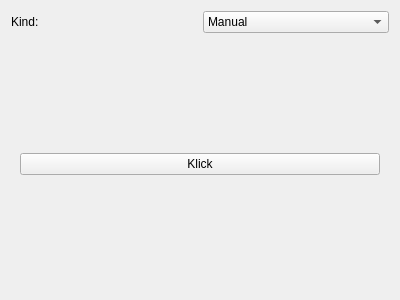
Old version of the form Capzoid/triggerwidget.ui in the repository HalloSoft/Capzoid.
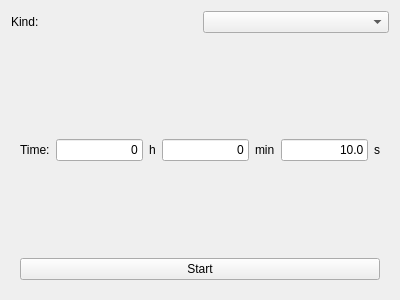
New version of the form. The open tabs and pages were chosen to show the change.

Diff of the .ui file:
```diff
--- a/Capzoid/triggerwidget.ui
+++ b/Capzoid/triggerwidget.ui
@@ -24,13 +24,7 @@
       </widget>
      </item>
      <item>
-      <widget class="QComboBox" name="comboBoxTriggerKind">
-       <item>
-        <property name="text">
-         <string>Manual</string>
-        </property>
-       </item>
-      </widget>
+      <widget class="QComboBox" name="comboBoxTriggerKind"/>
      </item>
     </layout>
    </item>
@@ -47,7 +41,103 @@
        </item>
       </layout>
      </widget>
-     <widget class="QWidget" name="page_2"/>
+     <widget class="QWidget" name="pageConinous">
+      <layout class="QVBoxLayout" name="verticalLayout_3">
+       <item>
+        <layout class="QHBoxLayout" name="horizontalLayout_2">
+         <item>
+          <widget class="QLabel" name="label_2">
+           <property name="sizePolicy">
+            <sizepolicy hsizetype="Expanding" vsizetype="Preferred">
+             <horstretch>0</horstretch>
+             <verstretch>0</verstretch>
+            </sizepolicy>
+           </property>
+           <property name="text">
+            <string>Time:</string>
+           </property>
+          </widget>
+         </item>
+         <item>
+          <widget class="QLineEdit" name="lineEditHours">
+           <property name="sizePolicy">
+            <sizepolicy hsizetype="Maximum" vsizetype="Fixed">
+             <horstretch>0</horstretch>
+             <verstretch>0</verstretch>
+            </sizepolicy>
+           </property>
+           <property name="text">
+            <string>0</string>
+           </property>
+           <property name="alignment">
+            <set>Qt::AlignRight|Qt::AlignTrailing|Qt::AlignVCenter</set>
+           </property>
+          </widget>
+         </item>
+         <item>
+          <widget class="QLabel" name="label_3">
+           <property name="text">
+            <string>h</string>
+           </property>
+          </widget>
+         </item>
+         <item>
+          <widget class="QLineEdit" name="lineEditMinutes">
+           <property name="sizePolicy">
+            <sizepolicy hsizetype="Maximum" vsizetype="Fixed">
+             <horstretch>0</horstretch>
+             <verstretch>0</verstretch>
+            </sizepolicy>
+           </property>
+           <property name="text">
+            <string>0</string>
+           </property>
+           <property name="alignment">
+            <set>Qt::AlignRight|Qt::AlignTrailing|Qt::AlignVCenter</set>
+           </property>
+          </widget>
+         </item>
+         <item>
+          <widget class="QLabel" name="label_4">
+           <property name="text">
+            <string>min</string>
+           </property>
+          </widget>
+         </item>
+         <item>
+          <widget class="QLineEdit" name="lineEditSeconds">
+           <property name="sizePolicy">
+            <sizepolicy hsizetype="Maximum" vsizetype="Fixed">
+             <horstretch>0</horstretch>
+             <verstretch>0</verstretch>
+            </sizepolicy>
+           </property>
+           <property name="text">
+            <string>10.0</string>
+           </property>
+           <property name="alignment">
+            <set>Qt::AlignRight|Qt::AlignTrailing|Qt::AlignVCenter</set>
+           </property>
+          </widget>
+         </item>
+         <item>
+          <widget class="QLabel" name="label_5">
+           <property name="text">
+            <string>s</string>
+           </property>
+          </widget>
+         </item>
+        </layout>
+       </item>
+       <item>
+        <widget class="QPushButton" name="buttoncontiniousStartStop">
+         <property name="text">
+          <string>Start</string>
+         </property>
+        </widget>
+       </item>
+      </layout>
+     </widget>
     </widget>
    </item>
   </layout>
```
Left out of the diff: 3 changed lines with no effect on the pictures.
